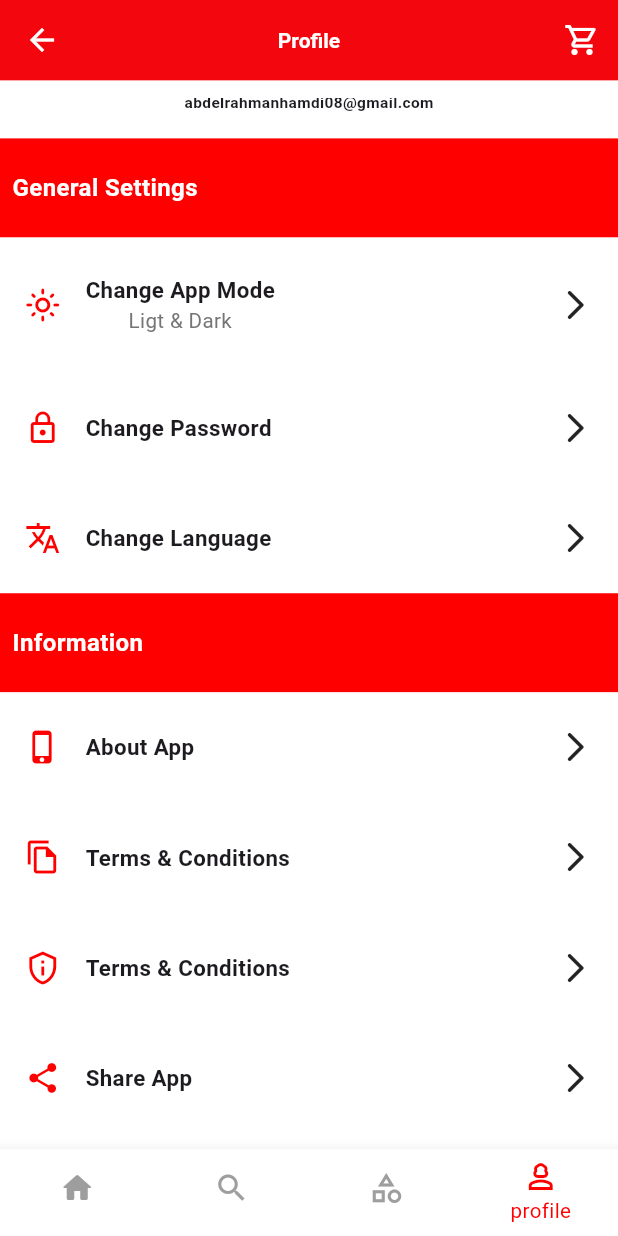
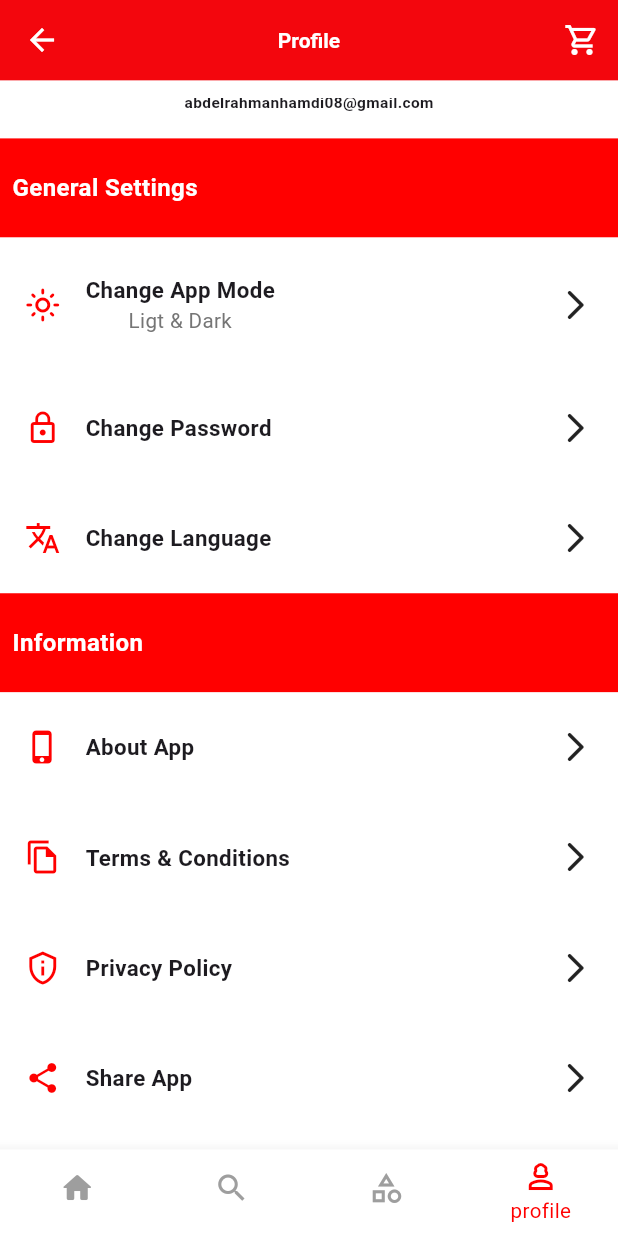
Before and after one commit to pgd8/mayomart_online_store, a Flutter app: the HomeScreen screen opened by its route, item 4 of the bottom bar chosen, scrolled down 176 dp, on a phone screen of 412 x 824 dp. Run offline on Flutter 3.47's test engine with Material 3 defaults, Android fonts, the phone set to English and light mode, and no system bars; our stand-ins replace flutter_screenutil, flutter_slidable, google_fonts, slide_to_act; Roboto replaces fonts that are missing (childos).

Commit message:
changes in whole app , and changes in home tab (categories and , offers, and recommended)

```diff
--- /dev/null
+++ b/lib/Data_Classes/category_model.dart
@@ -0,0 +1,6 @@
+class CategoryModel {
+  String categoryName;
+  String imagePath;
+
+  CategoryModel({required this.categoryName, required this.imagePath});
+}
--- a/lib/My_APP/app_theme.dart
+++ b/lib/My_APP/app_theme.dart
@@ -12,16 +12,34 @@ class AppTheme {
       //   elevation: 0.01.sh,
       //   shadowColor: Colors.grey.shade600,
       // ),
+    textTheme: TextTheme(),
       appBarTheme: AppBarTheme(
           backgroundColor: mainColor,
           iconTheme: IconThemeData(color: thirdColor),
-          toolbarHeight: 0.0.sh,
+          toolbarHeight: 0.065.sh,
           centerTitle: true,
           titleTextStyle: TextStyle(
             fontFamily: "childos",
             color: Colors.white,
             fontWeight: FontWeight.bold,
           )),
+      searchBarTheme: SearchBarThemeData(
+        backgroundColor: WidgetStatePropertyAll(thirdColor,),
+        hintStyle: WidgetStatePropertyAll(
+          TextStyle(
+            fontFamily: "childos",
+            fontSize: 13.sp,
+            color: Colors.grey.shade600,
+          ),
+        ),
+        shape: WidgetStatePropertyAll(OutlinedBorder.lerp(
+            ContinuousRectangleBorder(
+                borderRadius: BorderRadius.circular(25.r)),
+            ContinuousRectangleBorder(
+                borderRadius: BorderRadius.circular(25.r)
+            ),
+            0.20.r)),
+      ),
       elevatedButtonTheme: ElevatedButtonThemeData(
           style: ElevatedButton.styleFrom(
         backgroundColor: mainColor,
@@ -29,23 +47,26 @@ class AppTheme {
         shadowColor: Colors.grey,
       )),
       bottomNavigationBarTheme: BottomNavigationBarThemeData(
-        backgroundColor: secondaryColor,
+        type: BottomNavigationBarType.fixed,
+        backgroundColor: AppTheme.thirdColor,
         elevation: 0.01.sh,
         enableFeedback: false,
         showSelectedLabels: true,
-        selectedItemColor: mainColor,
+        selectedItemColor: AppTheme.mainColor,
         unselectedItemColor: Colors.grey,
+        showUnselectedLabels: false,
         selectedLabelStyle: TextStyle(
           fontFamily: "childos",
           color: mainColor,
           fontSize: 12.sp,
         ),
-        showUnselectedLabels: false,
       ),
       listTileTheme: ListTileThemeData(
         titleTextStyle: TextStyle(
             fontFamily: "childos",
-            fontSize: 11.sp, fontWeight: FontWeight.bold, color: Colors.black),
+            fontSize: 11.sp,
+            fontWeight: FontWeight.bold,
+            color: Colors.black),
         subtitleTextStyle: TextStyle(
             fontFamily: "childos",
             fontSize: 10.sp,
--- a/lib/Screens/Home_Screen/home_screen.dart
+++ b/lib/Screens/Home_Screen/home_screen.dart
@@ -24,14 +24,6 @@ class _HomeScreenState extends State<HomeScreen> {
         child: Scaffold(
       backgroundColor: Colors.white,
       bottomNavigationBar: BottomNavigationBar(
-          type: BottomNavigationBarType.fixed,
-          backgroundColor: AppTheme.thirdColor,
-          elevation: 0.01.sh,
-          enableFeedback: false,
-          showSelectedLabels: true,
-          selectedItemColor: AppTheme.mainColor,
-          unselectedItemColor: Colors.grey,
-          showUnselectedLabels: false,
           currentIndex: ind,
           onTap: (int index) {
             ind = index;
@@ -47,7 +39,7 @@ class _HomeScreenState extends State<HomeScreen> {
                 icon: Icon(Icons.person_3_outlined), label: "profile"),
           ]),
       appBar: ind == 0
-          ? AppBar()
+          ? AppBar(toolbarHeight: 0.0,)
           : AppBar(
               backgroundColor: AppTheme.mainColor,
               iconTheme: IconThemeData(color: AppTheme.thirdColor),
--- a/lib/Tabs/profile_tab.dart
+++ b/lib/Tabs/profile_tab.dart
@@ -105,7 +105,7 @@ class ProfileTab extends StatelessWidget {
             SettingTemplate(
                 icon: const Icon(Icons.privacy_tip_outlined,
                     color: AppTheme.mainColor),
-                title: "Terms & Conditions"),
+                title: "Privacy Policy"),
             SettingTemplate(
                 icon: const Icon(Icons.share,
                     color: AppTheme.mainColor),
--- a/lib/main.dart
+++ b/lib/main.dart
@@ -1,7 +1,6 @@
 import 'package:flutter/material.dart';
 import 'package:mayomart_online_store/My_APP/my_app.dart';
 import 'package:flutter_screenutil/flutter_screenutil.dart';
-
 void main() async {
   WidgetsFlutterBinding.ensureInitialized();
   await ScreenUtil.ensureScreenSize();
```
Also changed, not shown: lib/Shared_Components/app_logo.dart (added, +17 -0 lines), lib/Shared_Components/custom_text.dart (added, +23 -0 lines), lib/Tabs/Home_Tab_Components/categories.dart (deleted, +0 -40 lines), lib/Tabs/Home_Tab_Components/category.dart (+15 -26 lines), lib/Tabs/Home_Tab_Components/home_categories.dart (added, +40 -0 lines), lib/Tabs/Home_Tab_Components/welcome_message_and_cart_button.dart (added, +54 -0 lines), lib/Tabs/home_tab.dart (+33 -9 lines), assets/images/home_logo.png.
